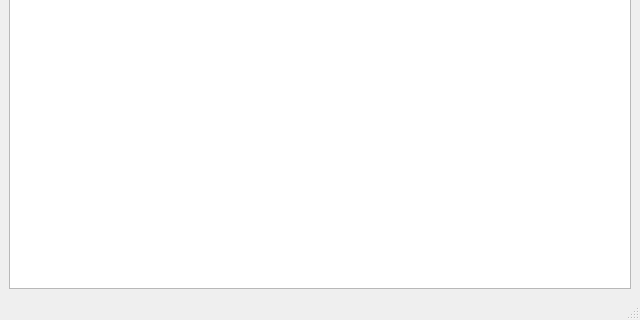
demetriushenry/plot_bi, file layouts/mainwindow.ui: the form before one commit; both pictures show x 0 to 640 and y 160 to 480 of the 640 by 480 pixel window.
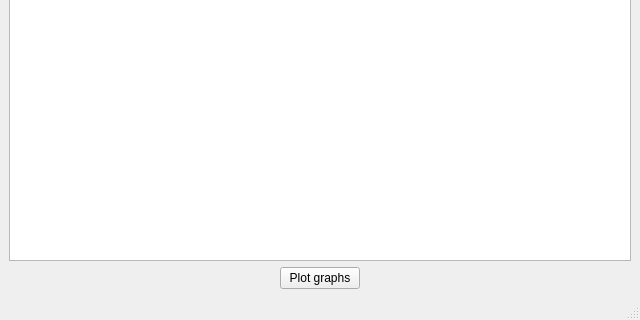
The form after the commit.

Commit message: plot graphs button added

The edit to the form file:
```diff
--- a/layouts/mainwindow.ui
+++ b/layouts/mainwindow.ui
@@ -30,6 +30,43 @@
     <item>
      <widget class="QListWidget" name="lw_values"/>
     </item>
+    <item>
+     <layout class="QHBoxLayout" name="horizontalLayout">
+      <item>
+       <spacer name="horizontalSpacer">
+        <property name="orientation">
+         <enum>Qt::Horizontal</enum>
+        </property>
+        <property name="sizeHint" stdset="0">
+         <size>
+          <width>40</width>
+          <height>20</height>
+         </size>
+        </property>
+       </spacer>
+      </item>
+      <item>
+       <widget class="QPushButton" name="bt_plot">
+        <property name="text">
+         <string>Plot graphs</string>
+        </property>
+       </widget>
+      </item>
+      <item>
+       <spacer name="horizontalSpacer_2">
+        <property name="orientation">
+         <enum>Qt::Horizontal</enum>
+        </property>
+        <property name="sizeHint" stdset="0">
+         <size>
+          <width>40</width>
+          <height>20</height>
+         </size>
+        </property>
+       </spacer>
+      </item>
+     </layout>
+    </item>
    </layout>
   </widget>
   <widget class="QMenuBar" name="menubar">
```
Left out of the diff: 2 changed lines with no effect on the pictures. The commit also changes 1 other file.
